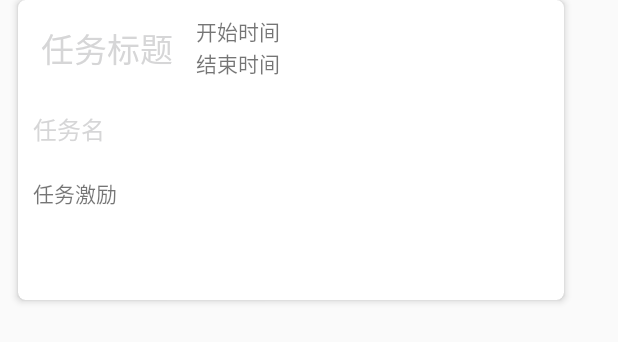
After one commit to NapManiac/xingtu1.0, an Android app: the layout item_cardviewpage.xml on its own in the app's theme, with its tools: preview values and no code run, on a phone screen of 412 x 824 dp. The commit adds this screen. Shown: the top 342 px of the screen. Run offline under Robolectric (Android 15) with nearby library versions, the phone set to English and light mode, and no system bars.

Commit message:
任务卡组完成

```diff
--- a/app/src/main/java/com/example/softd/yichun201907/leadingAndLogin/Login.java
+++ b/app/src/main/java/com/example/softd/yichun201907/leadingAndLogin/Login.java
@@ -68,8 +68,8 @@ public class Login extends BaseActivity {
         setContentView(R.layout.activity_login);
         ButterKnife.bind(this);
 
-//        dropTable();
-//        addAdmin();
+        //dropTable();
+        addAdmin();
 
 
 
--- a/app/src/main/res/layout/fragment_tasks.xml
+++ b/app/src/main/res/layout/fragment_tasks.xml
@@ -7,7 +7,7 @@
     android:orientation="vertical">
 
     <view
-        android:id="@+id/example_vp"
+        android:id="@+id/vi_tasks"
         class="android.support.v4.view.ViewPager"
         android:layout_width="wrap_content"
         android:layout_height="220dp"
--- /dev/null
+++ b/app/src/main/res/layout/item_cardviewpage.xml
@@ -0,0 +1,90 @@
+<?xml version="1.0" encoding="utf-8"?>
+<LinearLayout xmlns:android="http://schemas.android.com/apk/res/android"
+    xmlns:app="http://schemas.android.com/apk/res-auto"
+    xmlns:tools="http://schemas.android.com/tools"
+    android:layout_width="match_parent"
+    android:layout_height="wrap_content"
+    android:gravity="center"
+    android:orientation="vertical">
+
+    <android.support.v7.widget.CardView
+        android:layout_width="match_parent"
+        android:layout_height="200dp"
+        android:layout_marginLeft="18dp"
+        android:layout_marginRight="30dp"
+        android:layout_marginBottom="20dp"
+        android:background="@color/xui_config_color_50_blue"
+        android:elevation="3dp"
+        app:cardCornerRadius="5dp"
+        app:cardElevation="3dp">
+
+
+        <LinearLayout
+            android:layout_width="match_parent"
+            android:layout_height="match_parent"
+            android:orientation="vertical">
+
+            <LinearLayout
+                android:layout_width="match_parent"
+                android:layout_height="wrap_content"
+                android:orientation="horizontal">
+
+                <ImageView
+                    android:id="@+id/card_iv"
+                    android:layout_width="wrap_content"
+                    android:layout_height="wrap_content"
+                    android:layout_weight="1"
+                    app:srcCompat="@mipmap/plant_selected" />
+
+                <TextView
+                    android:id="@+id/it_taskname"
+                    android:layout_width="wrap_content"
+                    android:layout_height="wrap_content"
+                    android:layout_margin="15dp"
+                    android:textSize="22sp"
+                    android:textColor="@color/xui_config_color_blue"
+                    tools:text="任务标题" />
+
+                <LinearLayout
+                    android:layout_width="match_parent"
+                    android:layout_height="match_parent"
+                    android:layout_gravity="center"
+                    android:orientation="vertical">
+
+                    <TextView
+                        android:id="@+id/it_taskTime_start"
+                        android:layout_width="match_parent"
+                        android:layout_height="wrap_content"
+                        android:layout_marginTop="10dp"
+                        android:text="开始时间" />
+
+                    <TextView
+                        android:id="@+id/it_taskTime_end"
+                        android:layout_width="match_parent"
+                        android:layout_height="wrap_content"
+                        android:text="结束时间" />
+
+                </LinearLayout>
+            </LinearLayout>
+
+            <TextView
+                android:id="@+id/tv_taskname"
+                android:layout_width="match_parent"
+                android:layout_height="wrap_content"
+                android:textSize="16sp"
+                android:layout_margin="10dp"
+                android:textColor="@color/xui_btn_green_normal_color"
+                tools:text="任务名" />
+
+            <TextView
+                android:id="@+id/tv_excute"
+                android:layout_width="match_parent"
+                android:layout_height="wrap_content"
+                android:text="TextView"
+                android:layout_margin="10dp"
+                tools:text="任务激励" />
+
+        </LinearLayout>
+
+    </android.support.v7.widget.CardView>
+</LinearLayout>
```
Also changed, not shown: app/src/main/java/com/example/softd/yichun201907/DB/Event.java (+10 -0 lines), app/src/main/java/com/example/softd/yichun201907/adapters/MyOverlayAdapter.java (added, +111 -0 lines), app/src/main/java/com/example/softd/yichun201907/home/MainActivity.java (+26 -3 lines), app/src/main/java/com/example/softd/yichun201907/home/TasksFragment.java (+10 -4 lines).
